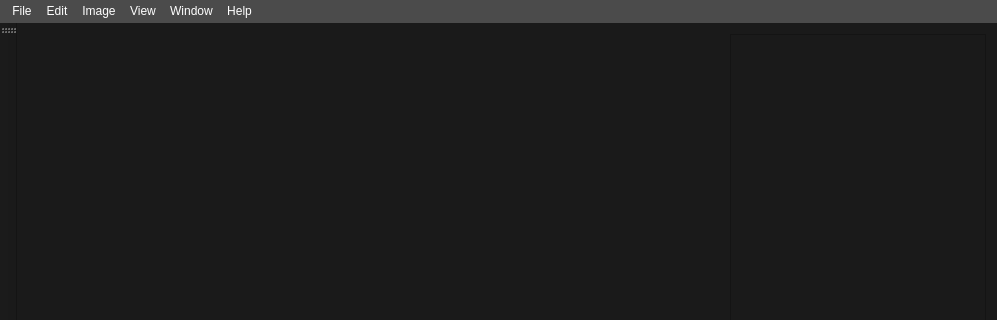
The window that src/mainwindow.ui (eyeon/Fixture) describes before a commit, drawn with Qt 5; both pictures show x 0 to 997 and y 0 to 320 of the 997 by 600 pixel window.
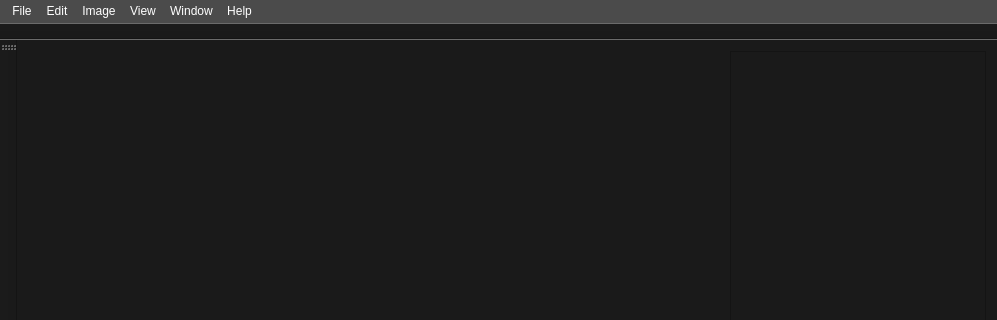
The same window after the commit. Custom widgets are drawn as their Qt base class.

Commit message: Add basic tool menu support

The edit to the form file:
```diff
--- a/src/mainwindow.ui
+++ b/src/mainwindow.ui
@@ -198,6 +198,20 @@
    </attribute>
   </widget>
   <widget class="QStatusBar" name="statusBar"/>
+  <widget class="QToolBar" name="toolMenuBar">
+   <property name="windowTitle">
+    <string>toolBar</string>
+   </property>
+   <property name="movable">
+    <bool>false</bool>
+   </property>
+   <attribute name="toolBarArea">
+    <enum>TopToolBarArea</enum>
+   </attribute>
+   <attribute name="toolBarBreak">
+    <bool>false</bool>
+   </attribute>
+  </widget>
   <action name="actionNew">
    <property name="text">
     <string>New</string>
```
The commit also changes 14 other files.
